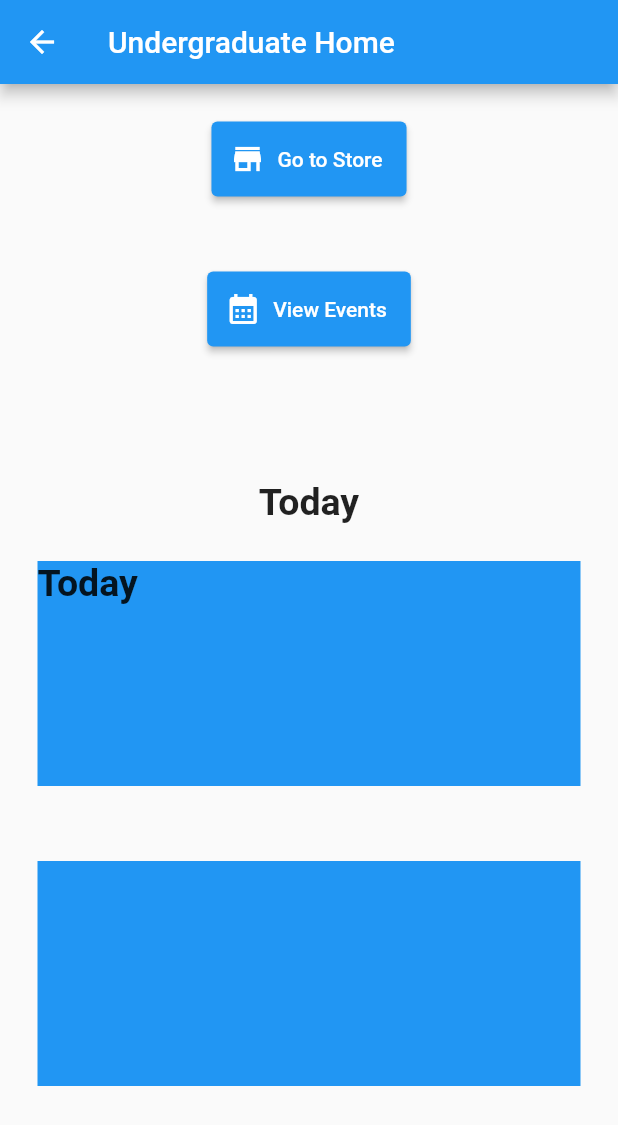
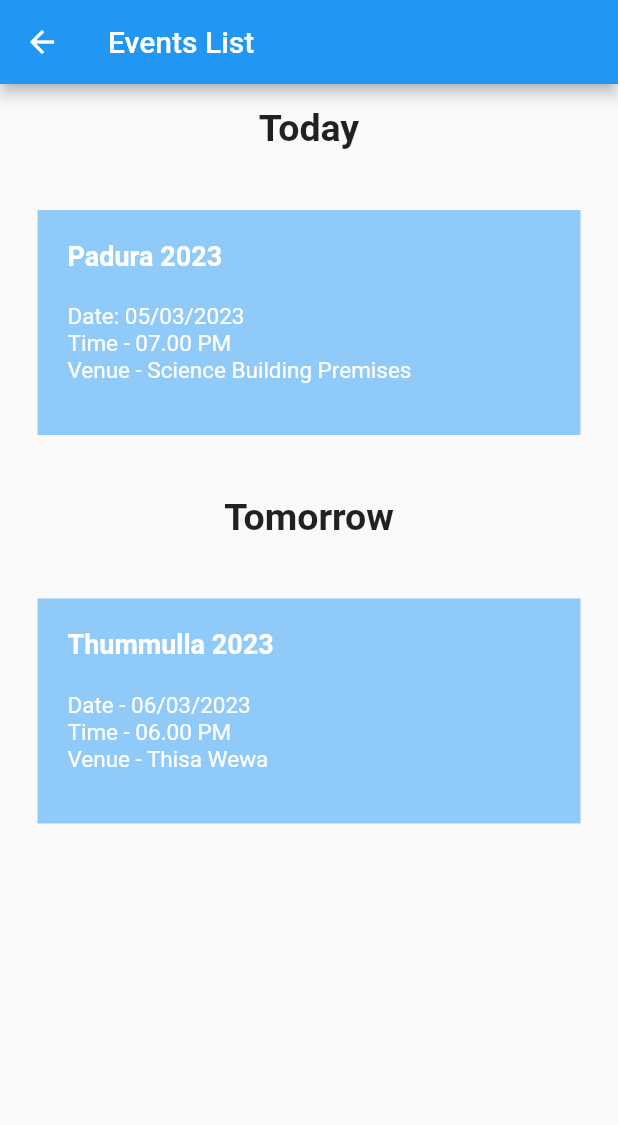
Before and after one commit to KavinduPriyanath/Madhack-Finals, a Flutter app: the UndergraduateMain screen opened by its route, after a tap on "View Events", on a phone screen of 412 x 824 dp. Shown: the top 1125 px of the screen. Run offline on Flutter 3.47's test engine with Material 2 defaults, Android fonts, the phone set to English and light mode, and no system bars; our stand-ins replace cloud_firestore, firebase_auth, firebase_core, google_fonts; accounts and stored records are empty.

Commit message:
Student UI

```diff
--- a/lib/Undergraduates/events_main.dart
+++ b/lib/Undergraduates/events_main.dart
@@ -0,0 +1,101 @@
+import 'package:flutter/material.dart';
+
+class EventsMain extends StatefulWidget {
+  const EventsMain({Key? key}) : super(key: key);
+
+  @override
+  State<EventsMain> createState() => _EventsMainState();
+}
+
+class _EventsMainState extends State<EventsMain> {
+
+  void viewEvents() {
+    Navigator.pushNamed(context, "/viewevent");
+  }
+  // List<Event> _events = [
+  //   Event('Mar 10', '8:00 PM', 'Event 1 description'),
+  //   Event('Mar 12', '10:00 AM', 'Event 2 description'),
+  //   Event('Mar 15', '2:30 PM', 'Event 3 description'),
+  // ];
+  @override
+  Widget build(BuildContext context) {
+    return Scaffold(
+      appBar: AppBar(
+        title: Text("Events List"),
+      ),
+
+      body: Center(child: Column(children: <Widget>[
+
+        Padding(
+          padding: const EdgeInsets.all(15.0),
+          child: Text(
+            'Today',
+            textAlign: TextAlign.left,
+            style: const TextStyle(fontWeight: FontWeight.bold, fontSize: 25),
+          ),
+        ),
+
+        Container(
+          margin: EdgeInsets.all(25),
+          height: 150,
+          width: double.infinity,
+          color: Colors.blue[200],
+          child: GestureDetector (
+            onTap: viewEvents,
+            child: Padding(
+                padding: const EdgeInsets.all(20.0),
+                child: RichText(
+                    textAlign: TextAlign.left,
+                    text: TextSpan(
+                        children: [
+                          TextSpan(text: 'Padura 2023 \n\n',
+                              style: TextStyle(
+                                  fontSize: 18, fontWeight: FontWeight.bold)),
+                          TextSpan(
+                              text: 'Date: 05/03/2023 \nTime - 07.00 PM \nVenue - Science Building Premises',
+                              style: TextStyle(fontSize: 15))
+                        ]
+                    )
+                )
+            ),
+          )
+        ),
+
+        Padding(
+          padding: const EdgeInsets.all(15.0),
+          child: Text(
+            'Tomorrow',
+            textAlign: TextAlign.left,
+            style: const TextStyle(fontWeight: FontWeight.bold, fontSize: 25),
+          ),
+        ),
+
+        Container(
+          margin: EdgeInsets.all(25),
+          height: 150,
+          width: double.infinity,
+          color: Colors.blue[200],
+
+          child: Padding(
+              padding: const EdgeInsets.all(20.0),
+              child: RichText(
+                  textAlign: TextAlign.left,
+                  text: TextSpan(
+                      children: [
+                        TextSpan(text: 'Thummulla 2023 \n\n',
+                            style: TextStyle(
+                                fontSize: 18, fontWeight: FontWeight.bold)),
+                        TextSpan(
+                            text: 'Date - 06/03/2023 \nTime - 06.00 PM \nVenue - Thisa Wewa',
+                            style: TextStyle(fontSize: 15))
+                      ]
+                  )
+              )
+          ),
+        ),
+
+      ],
+      )),
+    );
+  }
+}
--- a/lib/Undergraduates/undergraduate_main.dart
+++ b/lib/Undergraduates/undergraduate_main.dart
@@ -9,9 +9,14 @@ class UndergraduateMain extends StatefulWidget {
 
 class _UndergraduateMainState extends State<UndergraduateMain> {
 
-  Future<void> _gotoStore() async {
-    // TODO: Implement navigation
+  void gotoStore() async {
+    Navigator.pushNamed(context, "/gotoStore");
   }
+  void viewEvents() async {
+    Navigator.pushNamed(context, "/eventsmain");
+  }
+
+
   @override
   Widget build(BuildContext context) {
     return Scaffold(
@@ -22,8 +27,9 @@ class _UndergraduateMainState extends State<UndergraduateMain> {
           Container(
             margin: EdgeInsets.all(25),
             height: 50,
+            width: 200,
             child: ElevatedButton.icon(
-              onPressed: _gotoStore,
+              onPressed: gotoStore,
               icon: Icon(
                 Icons.store,
                 size: 24.0,
@@ -34,8 +40,9 @@ class _UndergraduateMainState extends State<UndergraduateMain> {
           Container(
             margin: EdgeInsets.all(25),
             height: 50,
+            width: 200,
             child: ElevatedButton.icon(
-              onPressed: () {},
+              onPressed: viewEvents,
               icon: Icon(
                 Icons.calendar_month,
                 size: 24.0,
@@ -43,20 +50,15 @@ class _UndergraduateMainState extends State<UndergraduateMain> {
               label: Text('View Events'),
             ),
           ),
-          Text ('\n'),
-          Text ('\n'),
-          Text(
-            'Today',
-            textAlign: TextAlign.left,
-            style: const TextStyle(fontWeight: FontWeight.bold, fontSize: 25),
-          ),
 
-        Container(
-            margin: EdgeInsets.all(25),
-            height: 150,
-            width: double.infinity,
-            color: Colors.blue,
+        Divider(
+          color: Colors.grey,
+          height: 50,
+          thickness: 2,
+        ),
 
+        Padding(
+          padding: const EdgeInsets.all(15.0),
           child: Text(
             'Today',
             textAlign: TextAlign.left,
@@ -68,8 +70,41 @@ class _UndergraduateMainState extends State<UndergraduateMain> {
             margin: EdgeInsets.all(25),
             height: 150,
             width: double.infinity,
-            color: Colors.blue,
+            color: Colors.blue[200],
+
+          child: Padding(
+            padding: const EdgeInsets.all(20.0),
+            child: RichText(
+              textAlign: TextAlign.left,
+              text: TextSpan(
+                children: [
+                  TextSpan(text:'Submission Deadline \n\n', style: TextStyle(fontSize: 18, fontWeight: FontWeight.bold)),
+                  TextSpan(text:'SCS 2201 - Assignment 02 \nDate: 05/03/2023 \nTime: 12.00AM', style: TextStyle(fontSize: 15))
+                ]
+              )
+            )
+          ),
         ),
+
+          Container(
+            margin: EdgeInsets.all(25),
+            height: 150,
+            width: double.infinity,
+            color: Colors.blue[200],
+
+            child: Padding(
+                padding: const EdgeInsets.all(20.0),
+                child: RichText(
+                    textAlign: TextAlign.left,
+                    text: TextSpan(
+                        children: [
+                          TextSpan(text:'Lecture Time \n\n', style: TextStyle(fontSize: 18, fontWeight: FontWeight.bold)),
+                          TextSpan(text:'SCS 2201 - Arrays \nDate: 05/03/2023 \nTime: 10.00AM', style: TextStyle(fontSize: 15))
+                        ]
+                    )
+                )
+            ),
+          ),
         ]
         ))
     );
--- a/lib/main.dart
+++ b/lib/main.dart
@@ -4,6 +4,8 @@ import 'package:login_flutter/Lecturer/lecturer_main.dart';
 import 'package:login_flutter/Pages/home_page.dart';
 import 'package:login_flutter/Society/society_main.dart';
 import 'package:login_flutter/Undergraduates/undergraduate_main.dart';
+import 'package:login_flutter/Undergraduates/events_main.dart';
+import 'package:login_flutter/Undergraduates/single_event.dart';
 import 'firebase_options.dart';
 import 'package:flutter/material.dart';
 
@@ -31,6 +33,8 @@ class MyApp extends StatelessWidget {
         '/lecturermain': (context) => LecturerMain(),
         '/undergraduatemain': (context) => UndergraduateMain(),
         '/societymain': (context) => SocietyMain(),
+        '/eventsmain' : (context) => EventsMain(),
+        '/viewevent' : (context) => SingleEvent(),
       },
     );
   }
```
Also changed, not shown: lib/Undergraduates/add_events.dart (deleted, +0 -220 lines), lib/Undergraduates/single_event.dart (+46 -0 lines), assets/padura.jpg (added).
